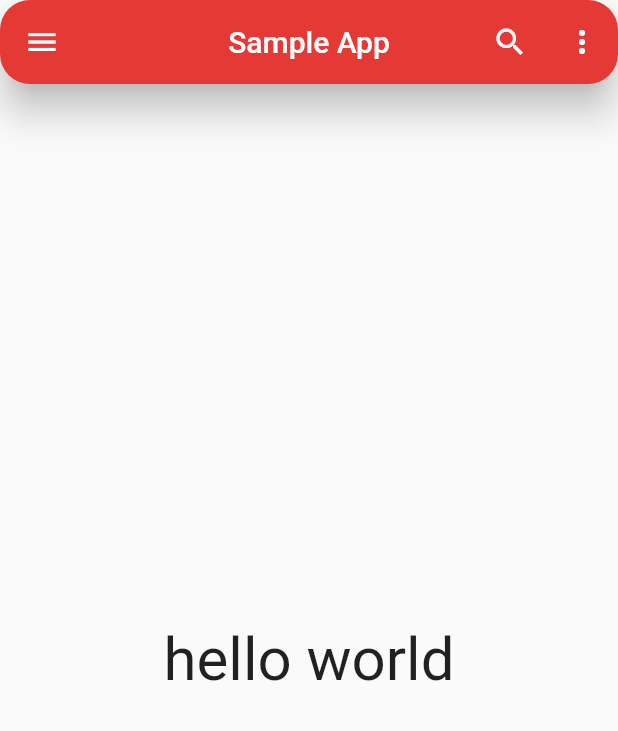
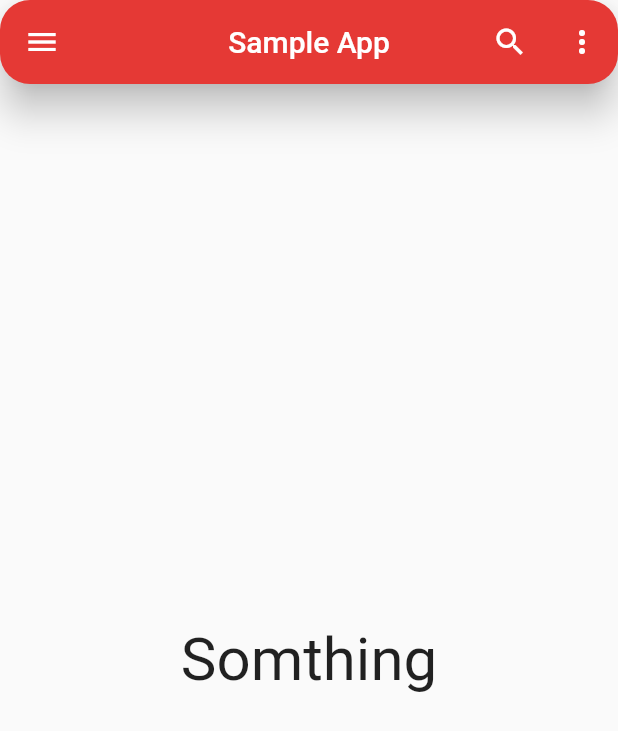
Before and after one commit to IsmailKoormath/Flutter_widgets, a Flutter app: the screen it shows after launch, on a phone screen of 412 x 824 dp. Shown: the top 731 px of the screen. Run offline on Flutter 3.47's test engine with Material 2 defaults, Android fonts, the phone set to English and light mode, and no system bars.

Commit message:
create a container file

```diff
--- a/lib/main.dart
+++ b/lib/main.dart
@@ -1,4 +1,5 @@
 import 'package:flutter/material.dart';
+import './widgets/container.dart';
 
 void main() {
   runApp(MyApp());
@@ -12,30 +13,7 @@ class MyApp extends StatelessWidget {
     return MaterialApp(
       debugShowCheckedModeBanner: false,
       title: "Demo",
-      home: Scaffold (
-        appBar: AppBar(
-          title: Text("Sample App"),
-          centerTitle: true,
-          backgroundColor: Colors.red[600],
-          leading: Icon(Icons.menu),
-          actions: [
-            IconButton(onPressed: (){}, icon: Icon(Icons.search)),
-            IconButton(onPressed: (){}, icon: Icon(Icons.more_vert))
-          ],
-
-          shape:RoundedRectangleBorder(borderRadius: BorderRadius.vertical(
-            bottom: Radius.circular(20),
-            top: Radius.circular(20)
-          )),
-
-          // shadow effect
-          elevation: 10.5,
-
-        ),
-        body: Center(
-          child: Text("hello world",style: TextStyle(fontSize: 40),),
-        ),
-      ),
+      home: MyWidget()
     );
   }
 }
--- /dev/null
+++ b/lib/widgets/container.dart
@@ -0,0 +1,33 @@
+import 'package:flutter/material.dart';
+
+class MyWidget extends StatelessWidget {
+  const MyWidget({super.key});
+
+  @override
+  Widget build(BuildContext context) {
+    return  Scaffold (
+        appBar: AppBar(
+          title: Text("Sample App"),
+          centerTitle: true,
+          backgroundColor: Colors.red[600],
+          leading: Icon(Icons.menu),
+          actions: [
+            IconButton(onPressed: (){}, icon: Icon(Icons.search)),
+            IconButton(onPressed: (){}, icon: Icon(Icons.more_vert))
+          ],
+
+          shape:RoundedRectangleBorder(borderRadius: BorderRadius.vertical(
+            bottom: Radius.circular(20),
+            top: Radius.circular(20)
+          )),
+
+          // shadow effect
+          elevation: 10.5,
+
+        ),
+        body: Center(
+          child: Text("Somthing",style: TextStyle(fontSize: 40),),
+        ),
+      );
+  }
+}
```
